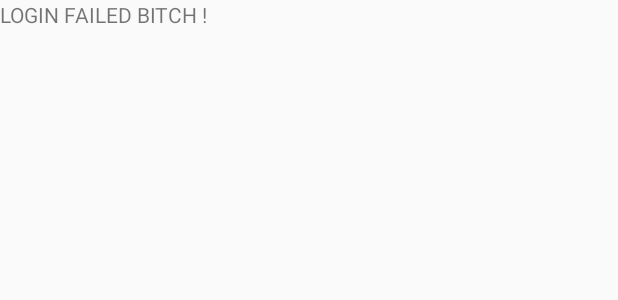
After one commit to BluEyedTree/MadameMatchMaker, an Android app: the layout activity_login_fail.xml on its own in the app's theme, with its tools: preview values and no code run, on a phone screen of 412 x 824 dp. The commit adds this screen. Shown: the top 300 px of the screen. Run offline under Robolectric (Android 15) with nearby library versions, the phone set to English and light mode, and no system bars; network calls fail.

Commit message:
Login is working. Maybe it should go back to a login page. But for now just call it a bug.

```diff
--- a/Android App/basicBApp/app/src/main/java/com/hfad/basicbapp/GetPage.java
+++ b/Android App/basicBApp/app/src/main/java/com/hfad/basicbapp/GetPage.java
@@ -58,7 +58,7 @@ public class GetPage extends AsyncTask<String, Void, String> {
             return Output;
         }
         catch(Exception e){
-            return "FAILED";
+            return "Caught_Exception_FAILED";
 
         }
     }
--- /dev/null
+++ b/Android App/basicBApp/app/src/main/res/layout/activity_login_fail.xml
@@ -0,0 +1,17 @@
+<?xml version="1.0" encoding="utf-8"?>
+<LinearLayout xmlns:android="http://schemas.android.com/apk/res/android"
+    xmlns:app="http://schemas.android.com/apk/res-auto"
+    xmlns:tools="http://schemas.android.com/tools"
+    android:layout_width="match_parent"
+    android:layout_height="match_parent"
+    tools:context="com.hfad.basicbapp.LoginFail">
+
+    <TextView
+        android:layout_width="wrap_content"
+        android:layout_height="wrap_content"
+        android:text="LOGIN FAILED BITCH ! "
+        >
+
+    </TextView>
+
+</LinearLayout>
```
Also changed, not shown: Android App/basicBApp/app/src/main/AndroidManifest.xml (+5 -2 lines), Android App/basicBApp/app/src/main/java/com/hfad/basicbapp/LoginActivity.java (+20 -11 lines), Android App/basicBApp/app/src/main/java/com/hfad/basicbapp/LoginFail.java (added, +13 -0 lines), Android App/basicBApp/app/src/main/java/com/hfad/basicbapp/SignupActivity.java (+11 -9 lines), 2 other files.
